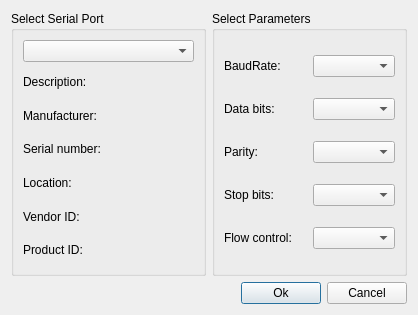
First picture: the form in kconsole/ui/settingsDialog.ui, repository erinn/kconsole, before the edit.
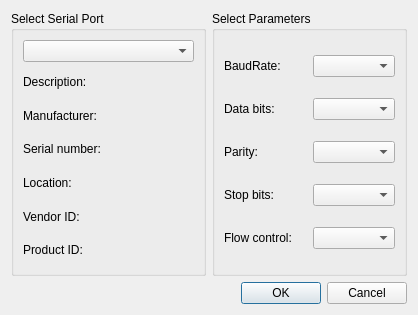
Second picture: the form after the edit.

Commit message: Settings working, mostly.

Patch:
```diff
--- a/kconsole/ui/settingsDialog.ui
+++ b/kconsole/ui/settingsDialog.ui
@@ -143,16 +143,9 @@
       </spacer>
      </item>
      <item>
-      <widget class="QPushButton" name="okButton">
-       <property name="text">
-        <string>Ok</string>
-       </property>
-      </widget>
-     </item>
-     <item>
-      <widget class="QPushButton" name="cancelButton">
-       <property name="text">
-        <string>Cancel</string>
+      <widget class="QDialogButtonBox" name="buttonBox">
+       <property name="standardButtons">
+        <set>QDialogButtonBox::Cancel|QDialogButtonBox::Ok</set>
        </property>
       </widget>
      </item>
```
Left out of the diff: 27 changed lines with no effect on the pictures. The commit also changes 4 other files.
